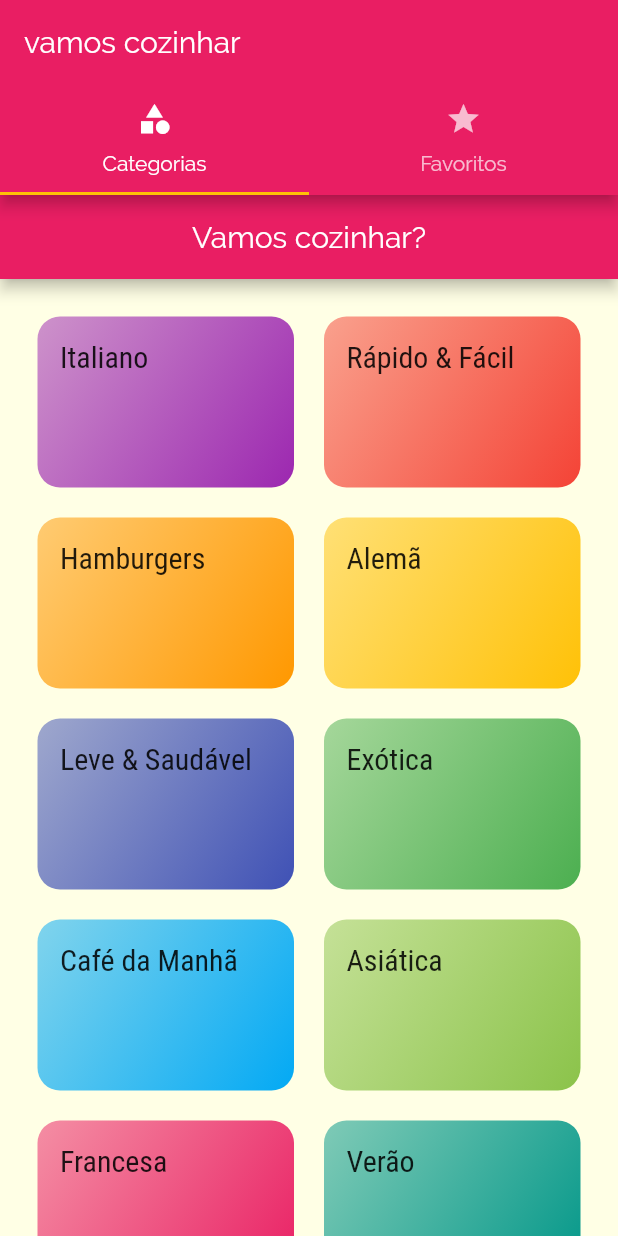
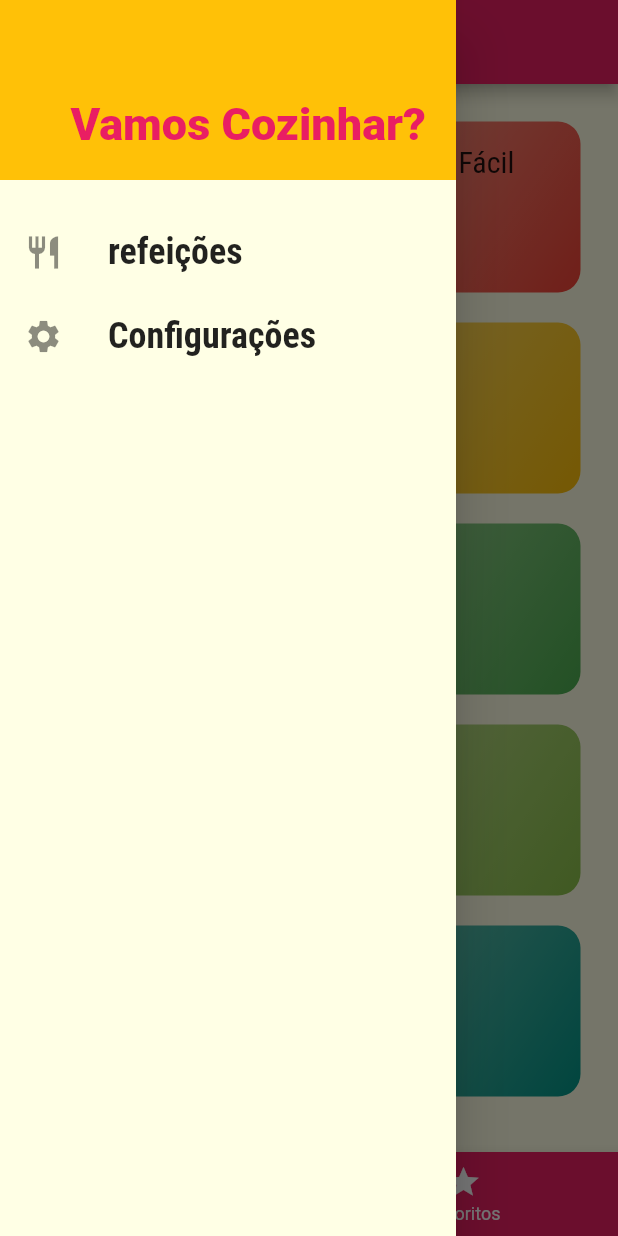
Before and after one commit to neIsonp/meals-app, a Flutter app: the screen it shows after launch, with the side drawer open (before the commit the screen has no drawer), on a phone screen of 412 x 824 dp. Run offline on Flutter 3.47's test engine with Material 2 defaults, Android fonts, the phone set to English and light mode, and no system bars.

Commit message:
added a drawer

```diff
--- /dev/null
+++ b/lib/components/main_drawer.dart
@@ -0,0 +1,61 @@
+import 'package:flutter/material.dart';
+import 'package:meals/utils/app_routes.dart';
+
+class MainDrawer extends StatelessWidget {
+  const MainDrawer({super.key});
+
+  Widget _createItem(IconData icon, String label, void Function() ontap) {
+    return ListTile(
+      leading: Icon(
+        icon,
+        size: 26,
+      ),
+      title: Text(
+        label,
+        style: const TextStyle(
+          fontFamily: "RobotoCondensed",
+          fontSize: 24,
+          fontWeight: FontWeight.bold,
+        ),
+      ),
+      onTap: ontap,
+    );
+  }
+
+  @override
+  Widget build(BuildContext context) {
+    return Drawer(
+      child: Column(
+        children: [
+          Container(
+            height: 120,
+            width: double.infinity,
+            padding: const EdgeInsets.all(20),
+            color: Theme.of(context).colorScheme.secondary,
+            alignment: Alignment.bottomRight,
+            child: Text(
+              "Vamos Cozinhar?",
+              style: TextStyle(
+                fontWeight: FontWeight.w900,
+                fontSize: 30,
+                color: Theme.of(context).colorScheme.primary,
+              ),
+            ),
+          ),
+          const SizedBox(height: 20),
+          _createItem(
+            Icons.restaurant,
+            "refeições",
+            () => Navigator.of(context).pushReplacementNamed(AppRoutes.home),
+          ),
+          _createItem(
+            Icons.settings,
+            "Configurações",
+            () =>
+                Navigator.of(context).pushReplacementNamed(AppRoutes.settings),
+          ),
+        ],
+      ),
+    );
+  }
+}
--- a/lib/main.dart
+++ b/lib/main.dart
@@ -3,6 +3,7 @@ import 'package:flutter/material.dart';
 import 'package:meals/screens/categories_meals_screen.dart';
 import 'package:meals/screens/categories_screen.dart';
 import 'package:meals/screens/meal_detail_screen.dart';
+import 'package:meals/screens/settings_screen.dart';
 import 'package:meals/screens/tabs_screen.dart';
 import 'package:meals/utils/app_routes.dart';
 
@@ -37,6 +38,7 @@ class MyApp extends StatelessWidget {
         AppRoutes.home: (context) => const TabsScrenn(),
         AppRoutes.categoriesMeals: (context) => CategoriesMealsScreen(),
         AppRoutes.mealDetail: (context) => MealDetailScreen(),
+        AppRoutes.settings: (context) => SettingsScreen()
       },
     );
   }
--- a/lib/screens/categories_screen.dart
+++ b/lib/screens/categories_screen.dart
@@ -7,12 +7,7 @@ class CategoriesScreen extends StatelessWidget {
 
   @override
   Widget build(BuildContext context) {
-    return Scaffold(
-      appBar: AppBar(
-        title: const Text("Vamos cozinhar?"),
-        centerTitle: true,
-      ),
-      body: GridView(
+    return GridView(
       padding: const EdgeInsets.all(25),
       gridDelegate: const SliverGridDelegateWithMaxCrossAxisExtent(
         maxCrossAxisExtent: 200,
@@ -23,7 +18,6 @@ class CategoriesScreen extends StatelessWidget {
       children: dymmyCategories.map((categoria) {
         return CategoryItem(categoria);
       }).toList(),
-      ),
     );
   }
 }
--- /dev/null
+++ b/lib/screens/settings_screen.dart
@@ -0,0 +1,15 @@
+import 'package:flutter/material.dart';
+import 'package:meals/components/main_drawer.dart';
+
+class SettingsScreen extends StatelessWidget {
+  @override
+  Widget build(BuildContext context) {
+    return Scaffold(
+      appBar: AppBar(
+        title: const Text("Configurações"),
+      ),
+      drawer: MainDrawer(),
+      body: const Center(child: Text("Configurações")),
+    );
+  }
+}
--- a/lib/screens/tabs_screen.dart
+++ b/lib/screens/tabs_screen.dart
@@ -1,9 +1,28 @@
 import 'package:flutter/material.dart';
+import 'package:meals/components/main_drawer.dart';
 import 'package:meals/screens/categories_screen.dart';
 import 'package:meals/screens/favourite_screen.dart';
 
-class TabsScrenn extends StatelessWidget {
+class TabsScrenn extends StatefulWidget {
   const TabsScrenn({super.key});
+
+  @override
+  State<TabsScrenn> createState() => _TabsScrennState();
+}
+
+class _TabsScrennState extends State<TabsScrenn> {
+  int _selectecScreenIndex = 0;
+
+  final List<Map<String, Object>> _screens = [
+    {'title': 'Lista de Categorias', 'screen': CategoriesScreen()},
+    {'title': 'Meu Favoritos', 'screen': FavouriteScreen()}
+  ];
+
+  _selectScreen(int index) {
+    setState(() {
+      _selectecScreenIndex = index;
+    });
+  }
 
   @override
   Widget build(BuildContext context) {
@@ -11,24 +30,26 @@ class TabsScrenn extends StatelessWidget {
       length: 2,
       child: Scaffold(
         appBar: AppBar(
-          title: const Text("vamos cozinhar"),
-          bottom: const TabBar(
-            tabs: [
-              Tab(
-                icon: Icon(Icons.category),
-                text: "Categorias",
-              ),
-              Tab(
-                icon: Icon(Icons.star),
-                text: "Favoritos",
-              ),
-            ],
-          ),
+          title: Text(_screens[_selectecScreenIndex]['title'] as String),
+          centerTitle: true,
         ),
-        body: const TabBarView(
-          children: [
-            CategoriesScreen(),
-            FavouriteScreen(),
+        drawer: MainDrawer(),
+        body: _screens[_selectecScreenIndex]['screen'] as Widget,
+        bottomNavigationBar: BottomNavigationBar(
+          onTap: _selectScreen,
+          backgroundColor: Theme.of(context).primaryColor,
+          unselectedItemColor: Colors.white,
+          selectedItemColor: Theme.of(context).colorScheme.secondary,
+          currentIndex: _selectecScreenIndex,
+          items: const [
+            BottomNavigationBarItem(
+              icon: Icon(Icons.category),
+              label: "Categorias",
+            ),
+            BottomNavigationBarItem(
+              icon: Icon(Icons.star),
+              label: "Favoritos",
+            ),
           ],
         ),
       ),
--- a/lib/utils/app_routes.dart
+++ b/lib/utils/app_routes.dart
@@ -2,4 +2,5 @@ class AppRoutes {
   static const home = '/';
   static const categoriesMeals = '/categories-meals';
   static const mealDetail = "/meal-detail";
+  static const settings = '/settings';
 }
```
Lines whose indentation alone changed are shown as unchanged.
